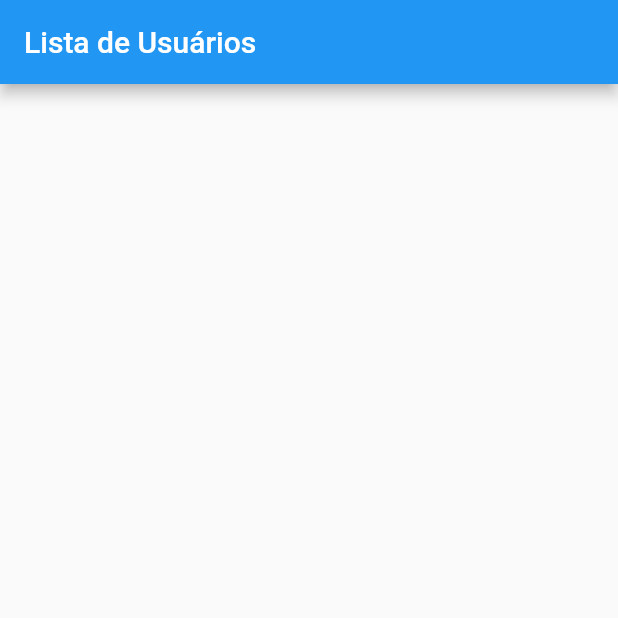
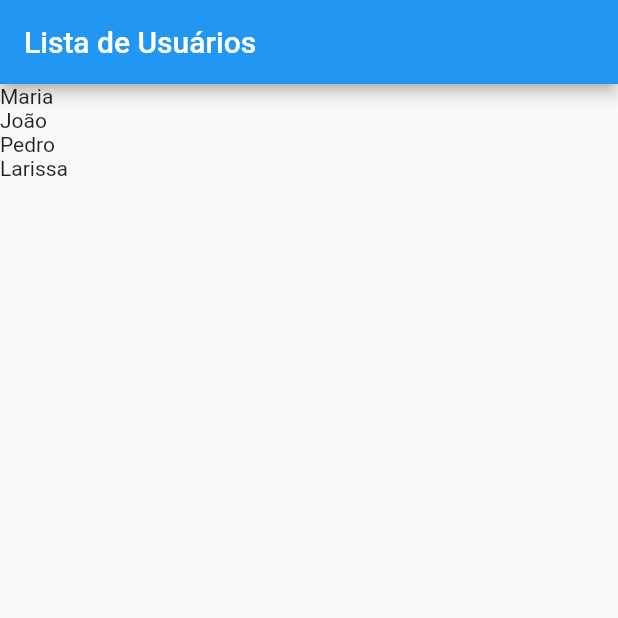
Before and after one commit to paulocesarcsdev/cadastro_usuario, a Flutter app: the screen it shows after launch, on a phone screen of 412 x 824 dp, the top half of it. Run offline on Flutter 3.47's test engine with Material 2 defaults, Android fonts, the phone set to English and light mode, and no system bars.

Commit message:
add changes user_list.dart
Foi adicionado itemBuilder e ItemCount
Para pegar os usuários e mostrar na tela, mas nao aquantidade total mostrar somente os solicitados. Guardando tudo em uma lista.

```diff
--- a/lib/views/user_list.dart
+++ b/lib/views/user_list.dart
@@ -1,16 +1,20 @@
-import 'package:flutter/cupertino.dart';
+import 'package:cadastro_usuario/data/dummy_user.dart';
+import 'package:cadastro_usuario/models/user.dart';
 import 'package:flutter/material.dart';
 
-class UserList extends StatelessWidget{
+class UserList extends StatelessWidget {
   const UserList({Key? key}) : super(key: key);
 
   @override
-  Widget build(BuildContext context){
+  Widget build(BuildContext context) {
+    Map<String, User> users = {...DUMMY_USER};
     return Scaffold(
-      appBar: AppBar(
-        title: const Text('Lista de Usuários')
-        ),
-
+      appBar: AppBar(title: const Text('Lista de Usuários')),
+      body: ListView.builder(
+        itemCount: users.length,
+        itemBuilder: (context, index) =>
+            Text(users.values.elementAt(index).name),
+      ),
     );
   }
 }
```
